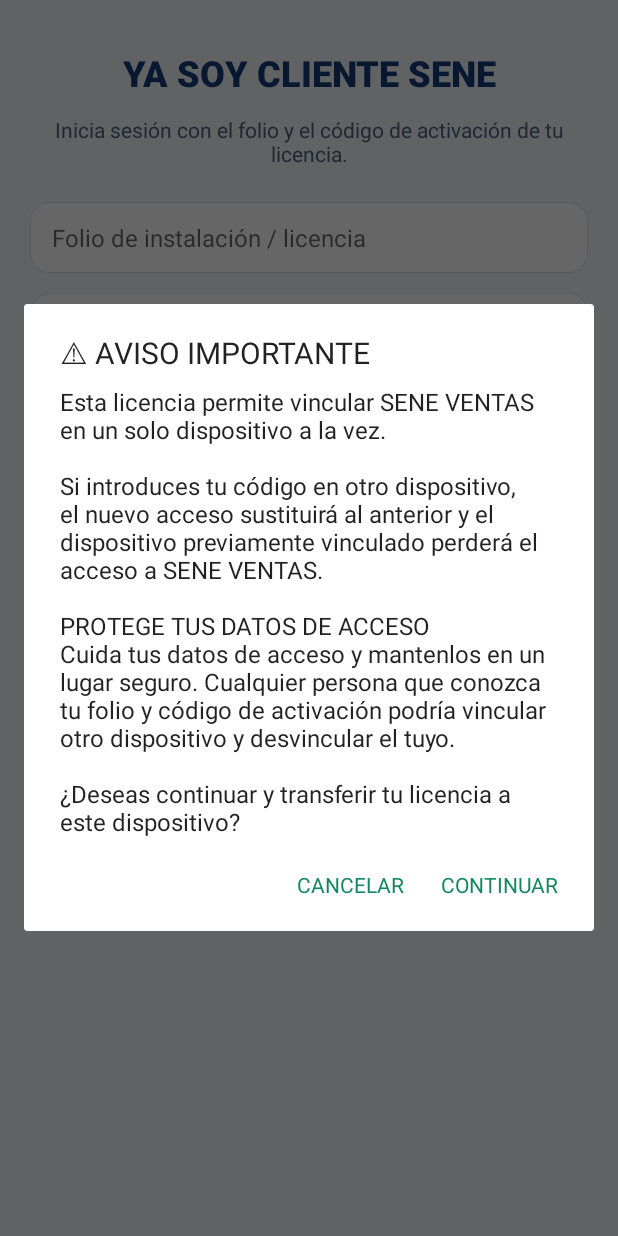
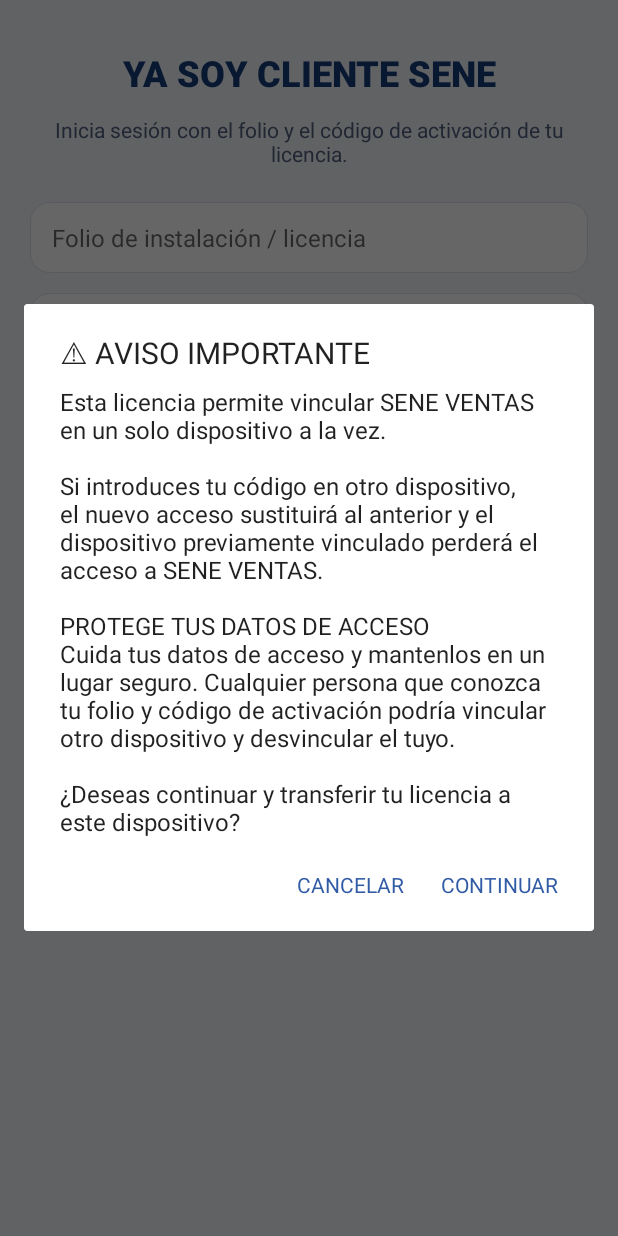
Before and after one commit to 1JAVS41/SENE-VENTAS, an Android app: the screen it shows after launch (AccountLoginActivity), after a tap on "YA SOY CLIENTE SENE · INICIAR SESIÓN", on a phone screen of 412 x 824 dp. Run offline under Robolectric (Android 15) with nearby library versions, the phone set to English and light mode, and no system bars; libraries missing offline, so code that uses them is left out: com.journeyapps.barcodescanner; network calls fail; 8 statements that could not run were skipped.

Commit message:
Align Android system theme with SENE blue interface

```diff
--- a/app/src/main/res/values/styles.xml
+++ b/app/src/main/res/values/styles.xml
@@ -2,8 +2,8 @@
 <resources>
  <style name="AppTheme" parent="android:style/Theme.Material.Light.NoActionBar">
   <item name="android:fontFamily">sans</item>
-  <item name="android:colorAccent">#13885E</item>
-  <item name="android:windowBackground">#F3F7F5</item>
+  <item name="android:colorAccent">#315BA5</item>
+  <item name="android:windowBackground">#F4F7FD</item>
   <item name="android:statusBarColor">#F3F7F5</item>
   <item name="android:navigationBarColor">#F3F7F5</item>
   <item name="android:windowLightStatusBar">true</item>
```
